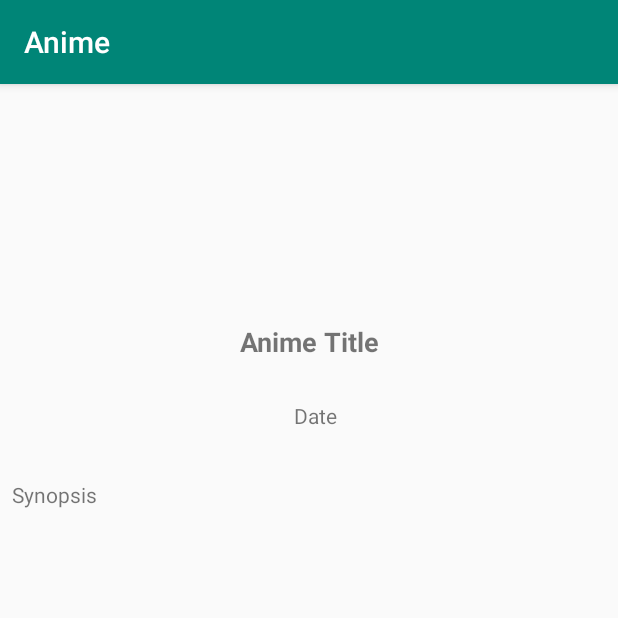
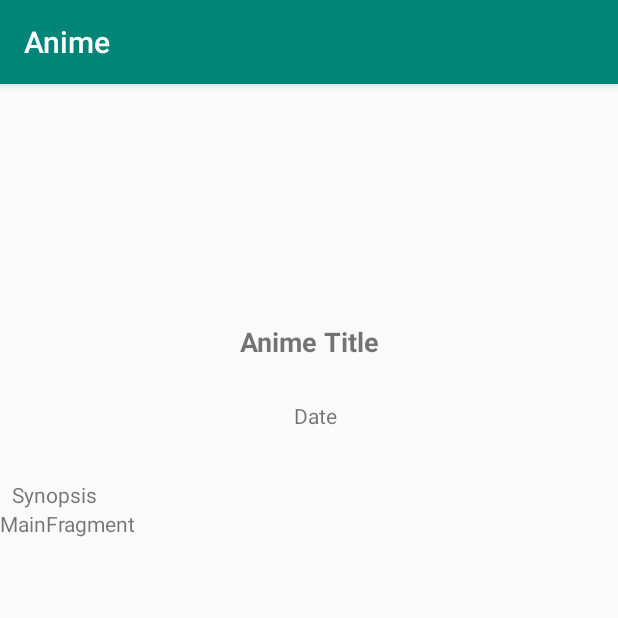
Before and after one commit to AlexCim/Projet_Mobile, an Android app: the DetailsActivity screen opened directly, with no data from a screen before it, on a phone screen of 412 x 824 dp, the top half of it. Run offline under Robolectric (Android 15) with nearby library versions, the phone set to English and light mode, and no system bars; our stand-ins replace Picasso; pictures from the network do not load; 4 statements that could not run were skipped.

Commit message:
Implementation Fragment

```diff
--- a/app/build.gradle
+++ b/app/build.gradle
@@ -9,6 +9,7 @@ android {
         versionCode 1
         versionName "1.0"
         testInstrumentationRunner "androidx.test.runner.AndroidJUnitRunner"
+        vectorDrawables.useSupportLibrary = true
     }
     buildTypes {
         release {
@@ -26,6 +27,10 @@ dependencies {
     implementation 'com.squareup.retrofit2:retrofit:2.1.0'
     implementation 'com.squareup.retrofit2:converter-gson:2.1.0'
     implementation 'com.squareup.picasso:picasso:2.5.0'
+    implementation 'androidx.navigation:navigation-fragment:2.0.0'
+    implementation 'androidx.navigation:navigation-ui:2.0.0'
+    implementation 'androidx.lifecycle:lifecycle-extensions:2.0.0'
+    implementation 'com.google.android.material:material:1.0.0'
     testImplementation 'junit:junit:4.12'
     androidTestImplementation 'androidx.test.ext:junit:1.1.0'
     androidTestImplementation 'androidx.test.espresso:espresso-core:3.1.1'
--- a/app/src/main/java/com/vogella/android/projet_mobile/Controller/GerritAPI.java
+++ b/app/src/main/java/com/vogella/android/projet_mobile/Controller/GerritAPI.java
@@ -4,6 +4,9 @@ import retrofit2.Call;
 import retrofit2.http.GET;
 
 public interface GerritAPI {
+    @GET("anime?page%5Blimit%5D=20&page%5Boffset%5D=0")
+    Call<RestApiResponse> getListAnime();
+
     @GET("anime")
-    Call<RestApiResponse> getListAnime();
+    Call<RestApiResponse> getListAnime2();
 }
--- /dev/null
+++ b/app/src/main/java/com/vogella/android/projet_mobile/View/MainFragment.java
@@ -0,0 +1,40 @@
+package com.vogella.android.projet_mobile.View;
+
+import android.os.Bundle;
+import android.view.LayoutInflater;
+import android.view.View;
+import android.view.ViewGroup;
+import android.widget.TextView;
+
+import com.vogella.android.projet_mobile.R;
+
+import androidx.annotation.NonNull;
+import androidx.annotation.Nullable;
+import androidx.fragment.app.Fragment;
+import androidx.lifecycle.ViewModelProviders;
+
+public class MainFragment extends Fragment {
+
+    private MainViewModel mViewModel;
+
+    public static MainFragment newInstance() {
+        return new MainFragment();
+    }
+
+    @Nullable
+    @Override
+    public View onCreateView(@NonNull LayoutInflater inflater, @Nullable ViewGroup container,
+                             @Nullable Bundle savedInstanceState) {
+
+
+        return inflater.inflate(R.layout.main_fragment, container, false);
+    }
+
+    @Override
+    public void onActivityCreated(@Nullable Bundle savedInstanceState) {
+        super.onActivityCreated(savedInstanceState);
+        mViewModel = ViewModelProviders.of(this).get(MainViewModel.class);
+        // TODO: Use the ViewModel
+    }
+
+}
--- /dev/null
+++ b/app/src/main/java/com/vogella/android/projet_mobile/View/MainViewModel.java
@@ -0,0 +1,8 @@
+package com.vogella.android.projet_mobile.View;
+
+import androidx.lifecycle.ViewModel;
+
+public class MainViewModel extends ViewModel {
+    // TODO: Implement the ViewModel
+
+}
--- a/app/src/main/res/layout/activity_details.xml
+++ b/app/src/main/res/layout/activity_details.xml
@@ -1,6 +1,7 @@
 <?xml version="1.0" encoding="utf-8"?>
 <RelativeLayout
     xmlns:android="http://schemas.android.com/apk/res/android"
+    xmlns:app="http://schemas.android.com/apk/res-auto"
     android:layout_width="match_parent"
     android:layout_height="match_parent">
 
@@ -47,4 +48,12 @@
         android:text="Synopsis"
         android:textAlignment="viewStart" />
 
+    <fragment
+        android:id="@+id/fragment2"
+        android:name="com.vogella.android.projet_mobile.View.MainFragment"
+        android:layout_width="wrap_content"
+        android:layout_height="wrap_content"
+        android:layout_below="@id/synopsis"/>
+
+
 </RelativeLayout>
--- /dev/null
+++ b/app/src/main/res/layout/main_fragment.xml
@@ -0,0 +1,20 @@
+<?xml version="1.0" encoding="utf-8"?>
+<androidx.constraintlayout.widget.ConstraintLayout xmlns:android="http://schemas.android.com/apk/res/android"
+    xmlns:app="http://schemas.android.com/apk/res-auto"
+    xmlns:tools="http://schemas.android.com/tools"
+    android:id="@+id/main"
+    android:layout_width="match_parent"
+    android:layout_height="match_parent"
+    tools:context=".View.MainFragment">
+
+    <TextView
+        android:id="@+id/message"
+        android:layout_width="wrap_content"
+        android:layout_height="wrap_content"
+        android:text="MainFragment"
+        app:layout_constraintBottom_toBottomOf="parent"
+        app:layout_constraintEnd_toEndOf="parent"
+        app:layout_constraintStart_toStartOf="parent"
+        app:layout_constraintTop_toTopOf="parent" />
+
+</androidx.constraintlayout.widget.ConstraintLayout>
```
Also changed, not shown: app/src/main/java/com/vogella/android/projet_mobile/Controller/Controller.java (+12 -3 lines), app/src/main/res/drawable/ic_favorite_black_24dp.xml (added, +9 -0 lines), app/src/main/res/layout/item_details.xml (added, +14 -0 lines).
